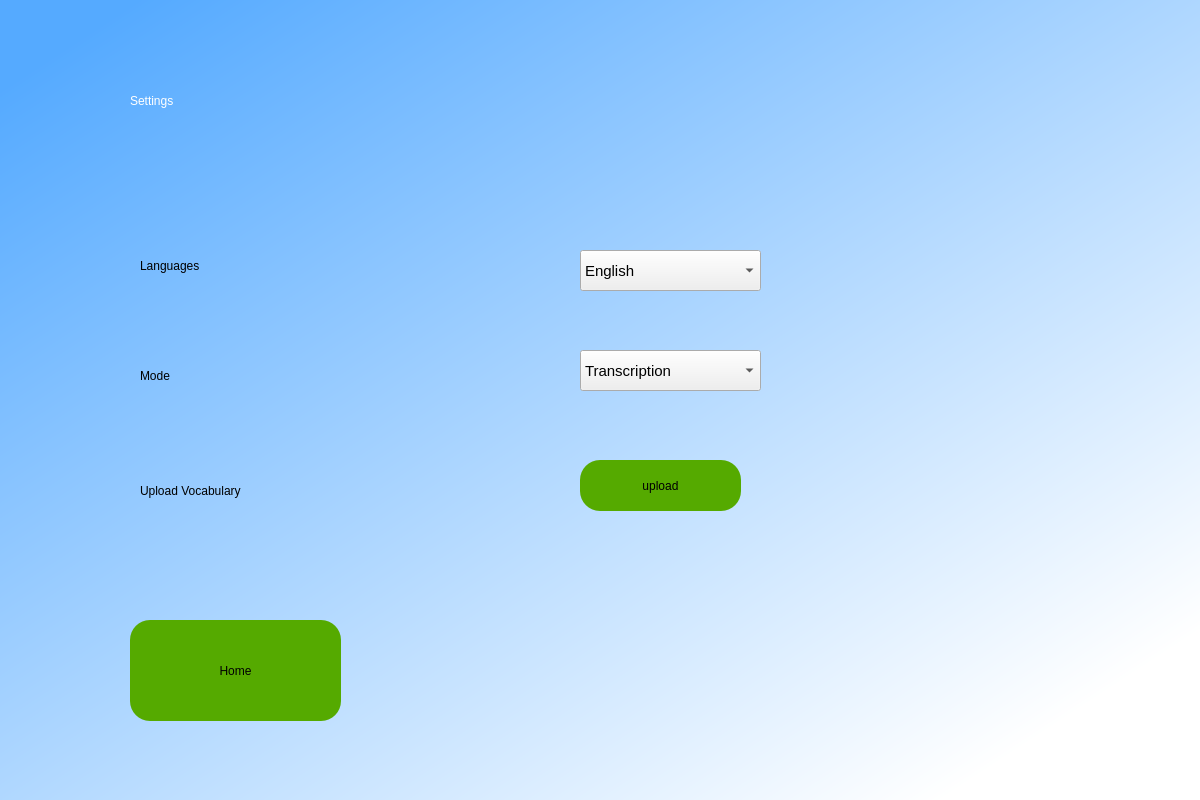
Before: the Qt Designer form screens/settings.ui in Ask-kita/Ask-kita-modes, drawn with Qt 5.
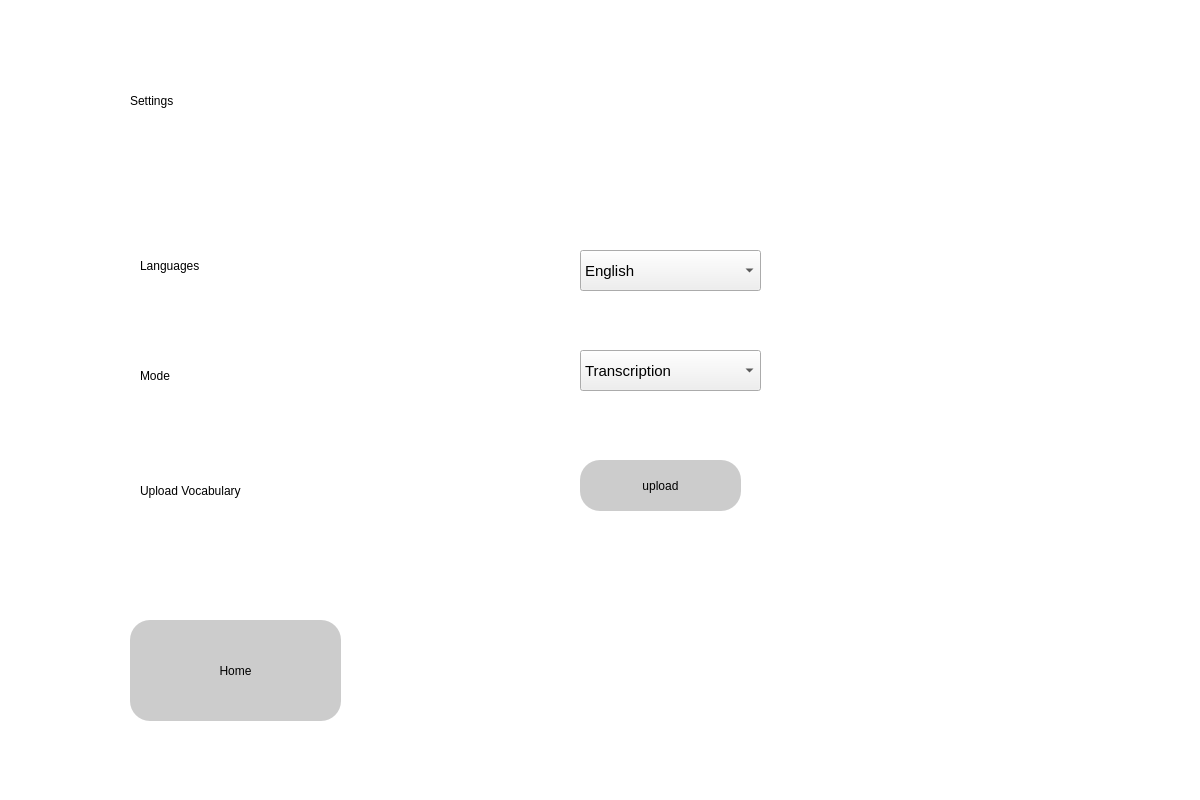
After: the same form once the commit is applied.

Patch:
```diff
--- a/screens/settings.ui
+++ b/screens/settings.ui
@@ -24,7 +24,7 @@
    </property>
    <property name="styleSheet">
     <string notr="true">QWidget#widget{
-background-color:qlineargradient(spread:pad, x1:0.0549451, y1:0.057, x2:0.884615, y2:0.896, stop:0 rgba(85, 170, 255, 255), stop:1 rgba(255, 255, 255, 255));}</string>
+background-color: rgb(255, 255, 255);}</string>
    </property>
    <widget class="QLabel" name="label">
     <property name="geometry">
@@ -36,7 +36,7 @@
      </rect>
     </property>
     <property name="styleSheet">
-     <string notr="true">color: rgb(255, 255, 255);
+     <string notr="true">color: rgb(0, 0, 0);
 font: 75 48pt &quot;MS Shell Dlg 2&quot;;</string>
     </property>
     <property name="text">
@@ -107,7 +107,7 @@
      <string notr="true">border-radius:20px;
 font: 75 18pt &quot;MS Shell Dlg 2&quot;;
 
-background-color: rgb(85, 170, 0)</string>
+background-color: rgb(204, 204, 204)</string>
     </property>
     <property name="text">
      <string>Home</string>
@@ -176,7 +176,7 @@
      <string notr="true">border-radius:20px;
 font: 75 18pt &quot;MS Shell Dlg 2&quot;;
 
-background-color: rgb(85, 170, 0)</string>
+background-color: rgb(204, 204, 204)</string>
     </property>
     <property name="text">
      <string>upload</string>
```
